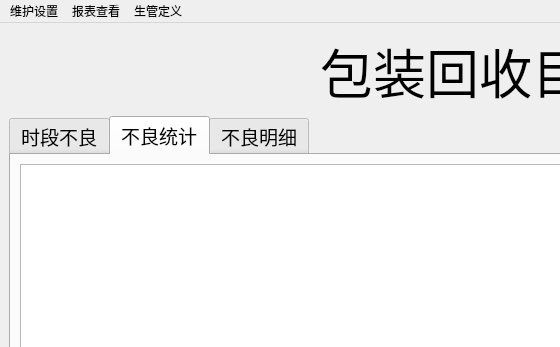
Above: qt5_proj/mainForm.ui from clang2you/packing_defective before the change; both pictures show x 0 to 560 and y 0 to 347 of the 1117 by 938 pixel window. Below: the same form after it.
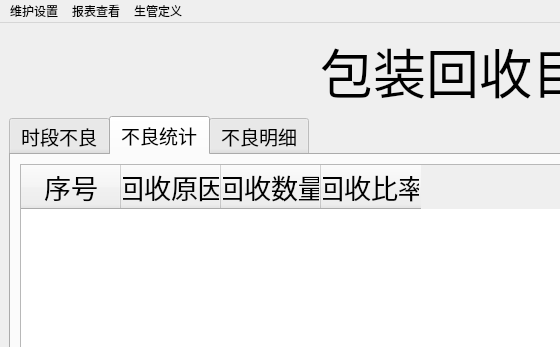
That is the form after the change. The open tabs and pages were chosen to show the change.

The edit to the form file:
```diff
--- a/qt5_proj/mainForm.ui
+++ b/qt5_proj/mainForm.ui
@@ -131,7 +131,55 @@
        </attribute>
        <layout class="QHBoxLayout" name="horizontalLayout">
         <item>
-         <widget class="QTableWidget" name="tableWidget"/>
+         <widget class="QTableWidget" name="tableWidget">
+          <property name="font">
+           <font>
+            <family>微软雅黑 Light</family>
+            <pointsize>20</pointsize>
+           </font>
+          </property>
+          <attribute name="horizontalHeaderCascadingSectionResizes">
+           <bool>false</bool>
+          </attribute>
+          <attribute name="horizontalHeaderMinimumSectionSize">
+           <number>25</number>
+          </attribute>
+          <attribute name="horizontalHeaderDefaultSectionSize">
+           <number>100</number>
+          </attribute>
+          <attribute name="horizontalHeaderShowSortIndicator" stdset="0">
+           <bool>false</bool>
+          </attribute>
+          <attribute name="horizontalHeaderStretchLastSection">
+           <bool>false</bool>
+          </attribute>
+          <attribute name="verticalHeaderCascadingSectionResizes">
+           <bool>false</bool>
+          </attribute>
+          <attribute name="verticalHeaderStretchLastSection">
+           <bool>false</bool>
+          </attribute>
+          <column>
+           <property name="text">
+            <string>序号</string>
+           </property>
+          </column>
+          <column>
+           <property name="text">
+            <string>回收原因</string>
+           </property>
+          </column>
+          <column>
+           <property name="text">
+            <string>回收数量</string>
+           </property>
+          </column>
+          <column>
+           <property name="text">
+            <string>回收比率</string>
+           </property>
+          </column>
+         </widget>
         </item>
         <item>
          <widget class="QFrame" name="frame">
```
Left out of the diff: 2 changed lines with no effect on the pictures.
